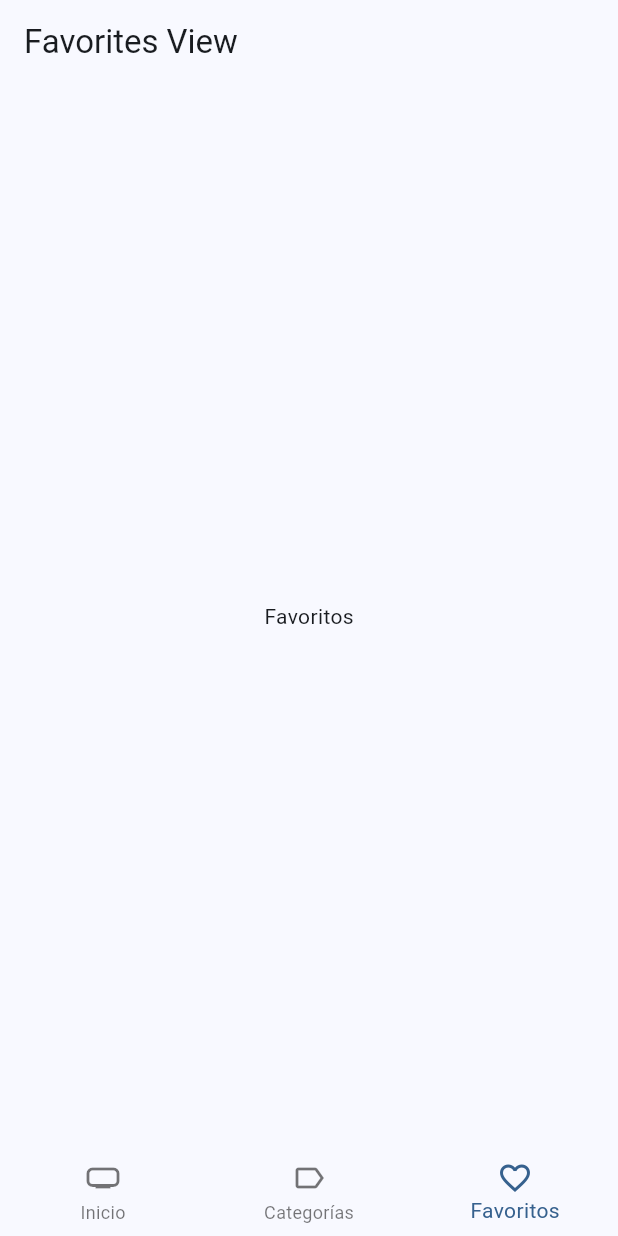
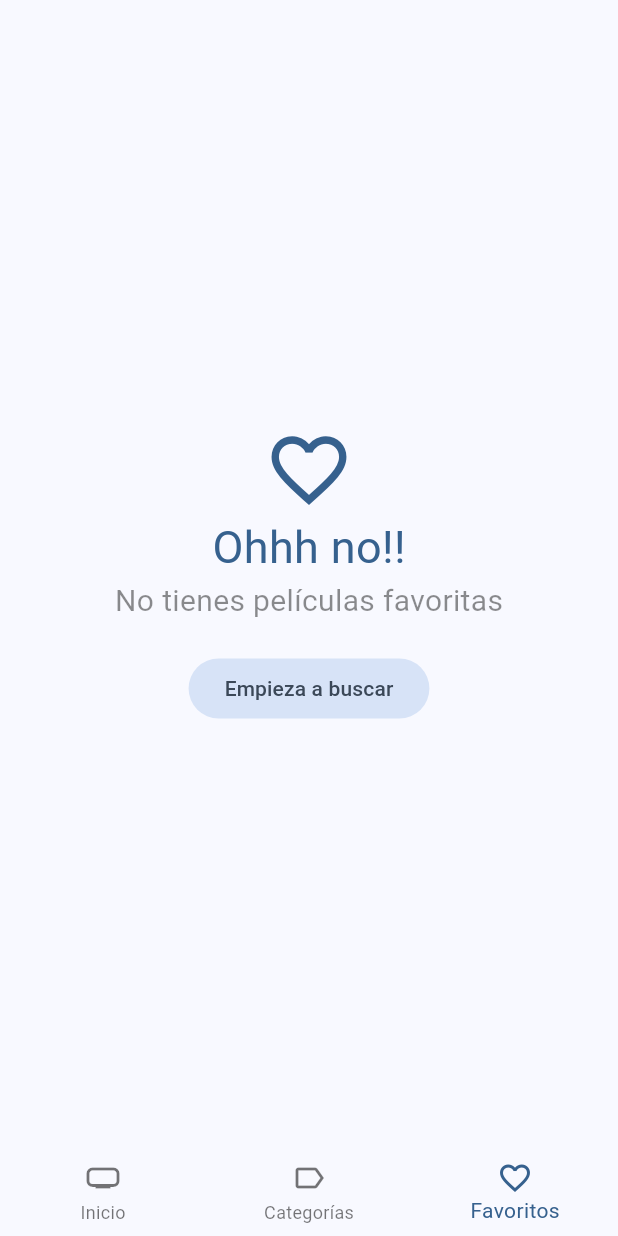
Before and after one commit to ceron1997/cinemapedia, a Flutter app: the FavoritesView screen opened by its route, on a phone screen of 412 x 824 dp. Run offline on Flutter 3.47's test engine with Material 3 defaults, Android fonts, the phone set to English and light mode, and no system bars; our stand-ins replace animate_do, card_swiper, dio, flutter_dotenv, flutter_riverpod, go_router and 1 more; accounts and stored records are empty; generated files the repository leaves out were written again; network calls fail.

Commit message:
la vista de favoritos quedo mal

```diff
--- a/lib/presentation/providers/providers.dart
+++ b/lib/presentation/providers/providers.dart
@@ -10,3 +10,4 @@ export 'actors/actors_repository_provider.dart';
 export 'search/search_movies_provider.dart';
 
 export 'storage/local_storage_provider.dart';
+export 'storage/favorite_movies_provider.dart';
--- a/lib/presentation/providers/storage/favorite_movies_provider.dart
+++ b/lib/presentation/providers/storage/favorite_movies_provider.dart
@@ -1,5 +1,5 @@
 import 'package:cinemapedia/domain/repositories/local_storage_repository.dart';
-import 'package:cinemapedia/presentation/providers/storage/local_storage_provider.dart';
+import 'package:cinemapedia/presentation/providers/providers.dart';
 import 'package:flutter_riverpod/flutter_riverpod.dart';
 import 'package:cinemapedia/domain/entities/movie.dart';
 
--- a/lib/presentation/views/home_views/favorites_view.dart
+++ b/lib/presentation/views/home_views/favorites_view.dart
@@ -1,19 +1,68 @@
+import 'package:cinemapedia/presentation/widgets/widgets.dart';
 import 'package:flutter/material.dart';
+import 'package:flutter_riverpod/flutter_riverpod.dart';
+import 'package:cinemapedia/presentation/providers/providers.dart';
+import 'package:go_router/go_router.dart';
 
-
-class FavoritesView extends StatelessWidget {
-
+class FavoritesView extends ConsumerStatefulWidget {
   const FavoritesView({super.key});
 
   @override
+  FavoritesViewState createState() => FavoritesViewState();
+}
+
+class FavoritesViewState extends ConsumerState<FavoritesView> {
+  bool isLastPage = false;
+  bool isLoading = false;
+
+  @override
+  void initState() {
+    super.initState();
+
+    loadNextPage();
+  }
+
+  void loadNextPage() async {
+    if (isLoading || isLastPage) return;
+
+    try {
+      isLoading = true;
+      final movies =
+          await ref.read(favoriteMoviesProvider.notifier).loadNextPage();
+      if (movies.isEmpty) isLastPage = true;
+    } finally {
+      isLoading = false;
+    }
+  }
+
+  @override
   Widget build(BuildContext context) {
+    final favoriteMovies = ref
+        .watch(favoriteMoviesProvider)
+        .values
+        .toList(); // regreesa vacio aunque no este vacio
+
+    if (favoriteMovies.isEmpty) {
+      final colors = Theme.of(context).colorScheme;
+      return Center(
+        child: Column(
+          mainAxisAlignment: MainAxisAlignment.center,
+          crossAxisAlignment: CrossAxisAlignment.center,
+          children: [
+            Icon(Icons.favorite_outline_sharp, size: 60, color: colors.primary),
+            Text('Ohhh no!!',
+                style: TextStyle(fontSize: 30, color: colors.primary)),
+            const Text('No tienes películas favoritas',
+                style: TextStyle(fontSize: 20, color: Colors.black45)),
+            const SizedBox(height: 20),
+            FilledButton.tonal(
+                onPressed: () => context.go('/home/0'),
+                child: const Text('Empieza a buscar'))
+          ],
+        ),
+      );
+    }
     return Scaffold(
-      appBar: AppBar(
-        title: const Text('Favorites View'),
-      ),
-      body: const Center(
-        child: Text('Favoritos'),
-      ),
-    );
+        body: MovieMasonry(loadNextPage: loadNextPage, movies: favoriteMovies));
   }
 }
--- a/lib/presentation/widgets/widgets.dart
+++ b/lib/presentation/widgets/widgets.dart
@@ -3,3 +3,5 @@ export 'shared/custom_bottom_navigation.dart';
 export 'shared/full_screen_loader.dart';
 export 'movies/movie_horizontal_listview.dart';
 export 'movies/movies_slideshow.dart';
+export 'movies/movie_masonry.dart';
+export 'movies/movie_poster_link.dart';
--- a/pubspec.yaml
+++ b/pubspec.yaml
@@ -14,6 +14,7 @@ dependencies:
     sdk: flutter
   flutter_dotenv: ^5.1.0
   flutter_riverpod: ^2.5.1
+  flutter_staggered_grid_view: ^0.7.0
   go_router: ^14.2.1
   intl: ^0.19.0
   isar: ^3.1.0+1
```
Also changed, not shown: lib/presentation/screens/movies/movie_screen.dart (+21 -4 lines), lib/presentation/widgets/movies/movie_masonry.dart (added, +73 -0 lines), lib/presentation/widgets/movies/movie_poster_link.dart (added, +27 -0 lines), pubspec.lock.
